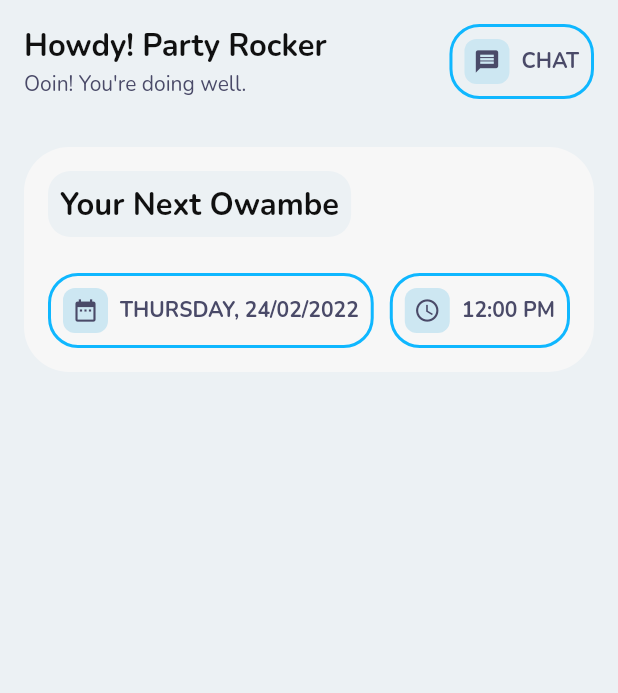
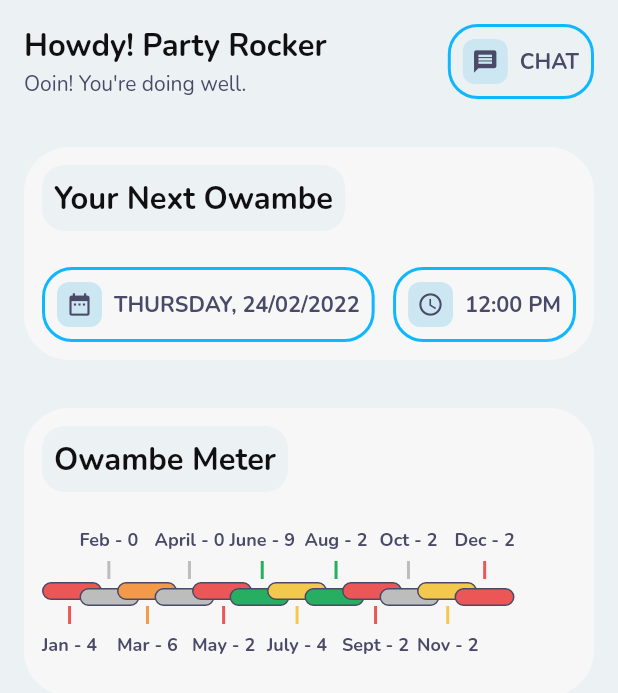
Before and after one commit to DeveloperMaleek/Owambe-Mobile-App, a Flutter app: the DashboardPage screen opened by its route, on a phone screen of 412 x 824 dp. Shown: the top 693 px of the screen. Run offline on Flutter 3.47's test engine with Material 2 defaults, Android fonts, the phone set to English and light mode, and no system bars; our stand-ins replace date_field, google_fonts, google_nav_bar.

Commit message:
Owambe meter section done, but revisiting for proper alignment

```diff
--- /dev/null
+++ b/lib/components/meters.dart
@@ -0,0 +1,150 @@
+import 'package:flutter/material.dart';
+import '../constants/colors.dart' as color;
+import '../constants/titles.dart' as text_content;
+
+class OwambeMeter extends StatelessWidget {
+  const OwambeMeter({
+    Key? key,
+    // required this.meterColor,
+    // required this.monthName,
+    // required this.owambeNumber
+  }) : super(key: key);
+
+  // final String monthName;
+  // final Color meterColor;
+  // final int owambeNumber;
+
+  @override
+  Widget build(BuildContext context) {
+    // var width = MediaQuery.of(context).size.width * 0.04;
+    return Container(
+      child: Stack(
+        children: [
+          _singleMeterBottom("Jan", 4, color.AppColor.meterRedColor),
+          Positioned(
+              left: 25,
+              child:
+                  _singleMeterTop("Feb", 0, color.AppColor.meterDefaultColor)),
+          Positioned(
+              left: 50,
+              child: _singleMeterBottom(
+                  "Mar", 6, color.AppColor.meterOrangeColor)),
+          Positioned(
+              left: 75,
+              child: _singleMeterTop(
+                  "April", 0, color.AppColor.meterDefaultColor)),
+          Positioned(
+              left: 100,
+              child:
+                  _singleMeterBottom("May", 2, color.AppColor.meterRedColor)),
+          Positioned(
+              left: 125,
+              child:
+                  _singleMeterTop("June", 9, color.AppColor.meterGreenColor)),
+          Positioned(
+              left: 150,
+              child: _singleMeterBottom(
+                  "July", 4, color.AppColor.meterYellowColor)),
+          Positioned(
+              left: 175,
+              child: _singleMeterTop("Aug", 2, color.AppColor.meterGreenColor)),
+          Positioned(
+              left: 200,
+              child:
+                  _singleMeterBottom("Sept", 2, color.AppColor.meterRedColor)),
+          Positioned(
+              left: 225,
+              child:
+                  _singleMeterTop("Oct", 2, color.AppColor.meterDefaultColor)),
+          Positioned(
+              left: 250,
+              child: _singleMeterBottom(
+                  "Nov", 2, color.AppColor.meterYellowColor)),
+          Positioned(
+              left: 275,
+              child: _singleMeterTop("Dec", 2, color.AppColor.meterRedColor)),
+        ],
+      ),
+    );
+  }
+
+  Widget _singleMeterTop(String monthName, int owambeNumber, Color meterColor) {
+    return Container(
+      // padding: EdgeInsets.fromLTRB(0, 0, 0, 40),
+      child: Column(
+        crossAxisAlignment: CrossAxisAlignment.start,
+        children: [
+          Container(
+            child: Column(
+              children: [
+                text_content.MeterText(
+                    subtitle: monthName + " - " + owambeNumber.toString()),
+                SizedBox(
+                  height: 6,
+                ),
+                Container(
+                  height: 12,
+                  width: 2,
+                  color: meterColor,
+                ),
+              ],
+            ),
+          ),
+          SizedBox(
+            height: 6,
+          ),
+          Container(
+            height: 12,
+            width: 40,
+            decoration: BoxDecoration(
+              border: Border.all(color: color.AppColor.primaryTextColor),
+              borderRadius: BorderRadius.circular(10),
+              color: meterColor,
+            ),
+          ),
+        ],
+      ),
+    );
+  }
+
+  Widget _singleMeterBottom(
+      String monthName, int owambeNumber, Color meterColor) {
+    return Container(
+      margin: EdgeInsets.fromLTRB(0, 36, 0, 0),
+      child: Column(
+        crossAxisAlignment: CrossAxisAlignment.start,
+        children: [
+          Container(
+            height: 12,
+            width: 40,
+            decoration: BoxDecoration(
+              border: Border.all(color: color.AppColor.primaryTextColor),
+              borderRadius: BorderRadius.circular(10),
+              color: meterColor,
+            ),
+          ),
+          SizedBox(
+            height: 4,
+          ),
+          Container(
+            child: Column(
+              children: [
+                Container(
+                  height: 12,
+                  width: 2,
+                  color: meterColor,
+                ),
+                SizedBox(
+                  height: 6,
+                ),
+                text_content.MeterText(
+                  subtitle: monthName + " - " + owambeNumber.toString(),
+                ),
+              ],
+            ),
+          )
+        ],
+      ),
+    );
+  }
+}
--- a/lib/components/navigation.dart
+++ b/lib/components/navigation.dart
@@ -129,7 +129,7 @@ class IconTextNavigation extends StatelessWidget {
           textLabel,
           style: TextStyle(
               fontWeight: FontWeight.bold,
-              fontSize: 14,
+              fontSize: MediaQuery.of(context).size.width * 0.035,
               color: color.AppColor.primaryTextColor),
         )
       ]),
--- a/lib/constants/colors.dart
+++ b/lib/constants/colors.dart
@@ -10,4 +10,9 @@ class AppColor {
   static Color iconBg = const Color(0xFFCDE7F2);
   static Color grayBlackColor = const Color(0xFF4F4F4F);
   static Color grayWhiteColor = const Color(0xFFE0E0E0);
+  static Color meterRedColor = const Color(0xFFEB5757);
+  static Color meterDefaultColor = const Color(0xFFBDBDBD);
+  static Color meterOrangeColor = const Color(0xFFF2994A);
+  static Color meterYellowColor = const Color(0xFFF2C94C);
+  static Color meterGreenColor = const Color(0xFF27AE60);
 }
--- a/lib/constants/titles.dart
+++ b/lib/constants/titles.dart
@@ -58,11 +58,27 @@ class ContentSubtitles extends StatelessWidget {
         fontSize: 14,
         fontWeight: FontWeight.w400,
         color: color.AppColor.primaryTextColor);
-    return Container(
-      child: Text(
-        subtitle,
-        style: smallBodyText,
-      ),
+    return Text(
+      subtitle,
+      style: smallBodyText,
     );
   }
 }
+
+class MeterText extends StatelessWidget {
+  const MeterText({Key? key, required this.subtitle}) : super(key: key);
+
+  final String subtitle;
+  @override
+  Widget build(BuildContext context) {
+    //used for the subtitles in pages
+    TextStyle meterText = TextStyle(
+        fontSize: 12,
+        fontWeight: FontWeight.bold,
+        color: color.AppColor.primaryTextColor);
+    return Text(
+      subtitle,
+      style: meterText,
+    );
+  }
+}
--- a/lib/dashboard.dart
+++ b/lib/dashboard.dart
@@ -2,6 +2,7 @@ import 'package:flutter/material.dart';
 import 'package:owambe_app/constants/colors.dart' as color;
 import 'components/navigation.dart' as menu_bar;
 import 'constants/titles.dart' as text_content;
+import 'components/meters.dart' as meter;
 
 class DashboardPage extends StatefulWidget {
   const DashboardPage({Key? key}) : super(key: key);
@@ -20,12 +21,32 @@ class _DashboardPageState extends State<DashboardPage> {
     return Scaffold(
       backgroundColor: color.AppColor.accent,
       body: ListView(
-        children: [
-          _sectionOne(),
-          _sectionTwo(),
-        ],
+        children: [_sectionOne(), _sectionTwo(), _sectionThree()],
       ),
       // bottomNavigationBar: const menu_bar.BottomNavigation(),
+    );
+  }
+
+  Widget _sectionThree() {
+    return Padding(
+      padding: const EdgeInsets.all(16.0),
+      child: Container(
+        decoration: BoxDecoration(
+            color: color.AppColor.lightBackgroundColor,
+            borderRadius: BorderRadius.circular(30)),
+        padding: const EdgeInsets.all(12),
+        child: Column(
+          crossAxisAlignment: CrossAxisAlignment.start,
+          children: [
+            const text_content.ContentTitles(title: "Owambe Meter"),
+            Container(
+                width: MediaQuery.of(context).size.width,
+                height: 100,
+                margin: EdgeInsets.fromLTRB(0, 24, 0, 0),
+                child: meter.OwambeMeter())
+          ],
+        ),
+      ),
     );
   }
 
@@ -36,7 +57,7 @@ class _DashboardPageState extends State<DashboardPage> {
         decoration: BoxDecoration(
             color: color.AppColor.lightBackgroundColor,
             borderRadius: BorderRadius.circular(30)),
-        padding: const EdgeInsets.all(16),
+        padding: const EdgeInsets.all(12),
         child: Column(
           crossAxisAlignment: CrossAxisAlignment.start,
           children: [
```
